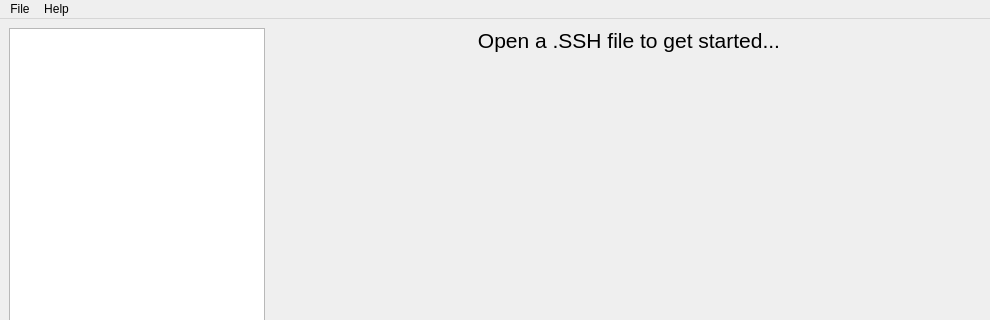
This is src/eagleqt/MainWindow.ui in SSXModding/SSXTools as Qt 5 draws it before an edit; both pictures show x 0 to 990 and y 0 to 320 of the 990 by 565 pixel window. The edited form follows.
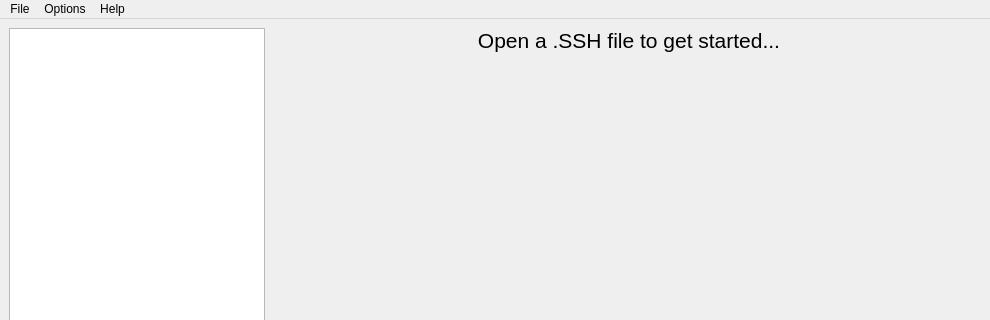
This is the edited form.

Commit message:
[Qt] Add option to enable SSX mult hack
Required some modification in core.

```diff
--- a/src/eagleqt/MainWindow.ui
+++ b/src/eagleqt/MainWindow.ui
@@ -81,7 +81,14 @@
     <addaction name="aboutEagle"/>
     <addaction name="aboutQt"/>
    </widget>
+   <widget class="QMenu" name="menuOptions">
+    <property name="title">
+     <string>Options</string>
+    </property>
+    <addaction name="actionEnableSSXHack"/>
+   </widget>
    <addaction name="menuFile"/>
+   <addaction name="menuOptions"/>
    <addaction name="menuHelp"/>
   </widget>
   <widget class="QStatusBar" name="statusbar"/>
```
Left out of the diff: 14 changed lines with no effect on the pictures. The commit also changes 5 other files.
